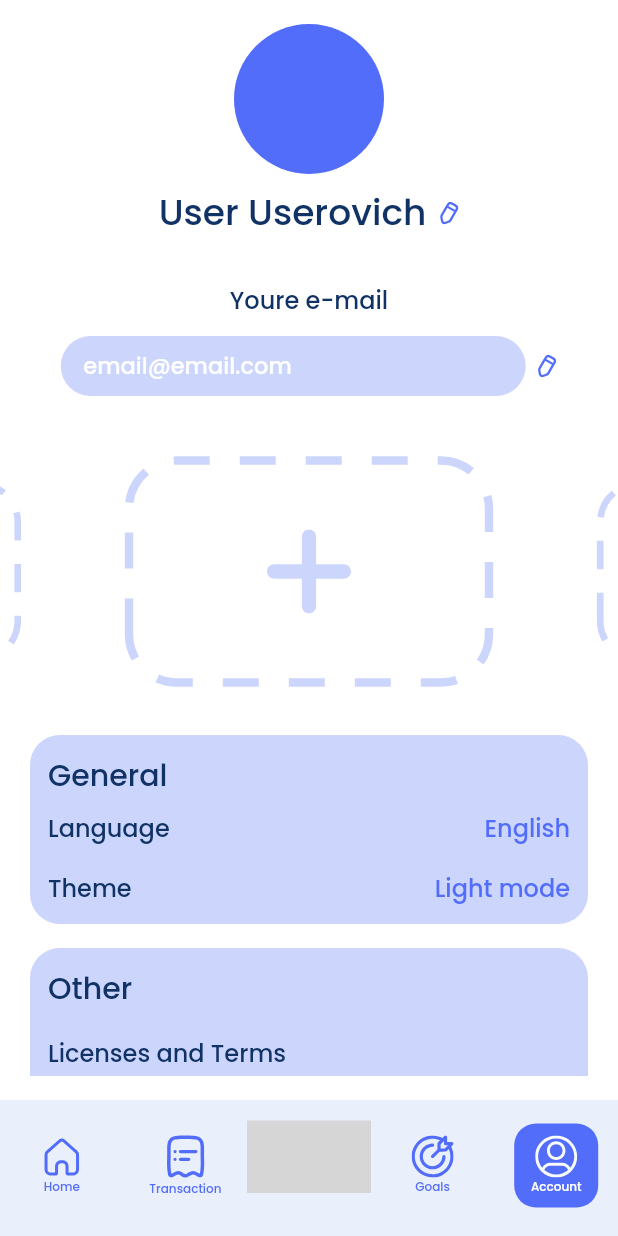
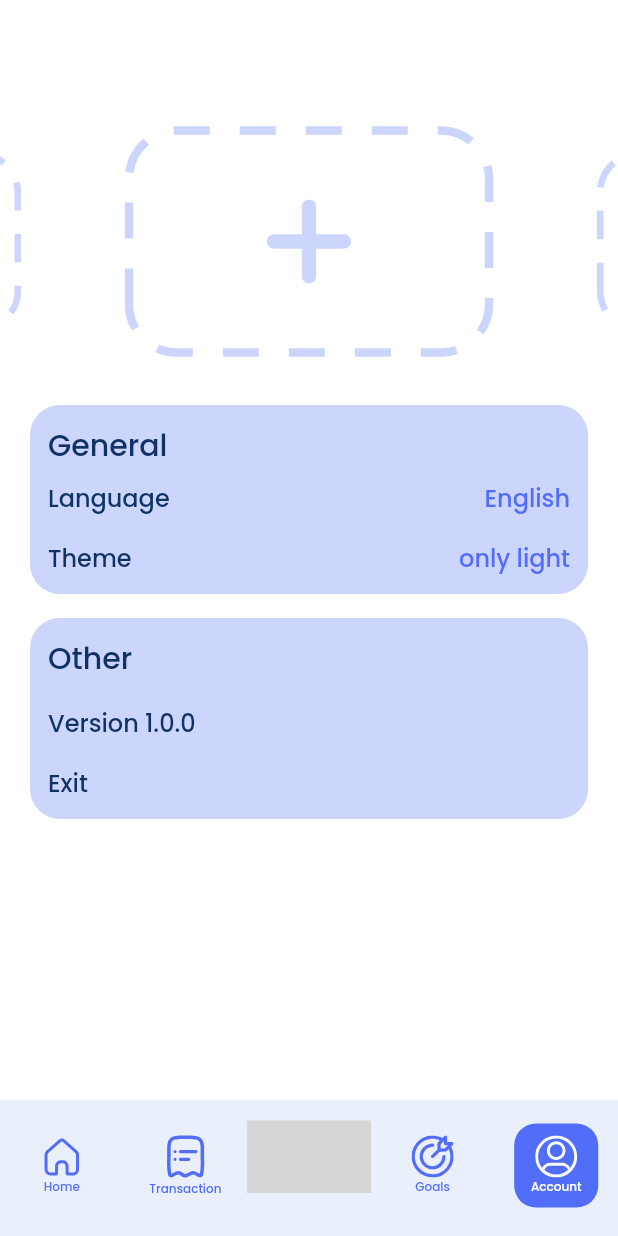
Before and after one commit to nvsces/finance-app, a Flutter app: the AccountPage screen opened by its route, on a phone screen of 412 x 824 dp. Run offline on Flutter 3.47's test engine with Material 2 defaults, Android fonts, the phone set to English and light mode, and no system bars; drawn by our look-alikes of carousel_slider, dotted_border; our stand-ins replace adaptive_theme, bloc, dio, file_picker, fl_chart, flutter_bloc and 6 more; missing offline and left inert: flutter_pretty_dio_logger; accounts and stored records are empty; generated files the repository leaves out were written again; network calls fail; statements that could not run were skipped; grey boxes are pictures that could not be loaded.

Commit message:
pre release version

```diff
--- a/lib/router/mobile_routes.dart
+++ b/lib/router/mobile_routes.dart
@@ -11,7 +11,8 @@ enum MobileRoutes {
   subscription,
   transaction,
   createWalet,
-  account,;
+  account,
+  goal,;
 
   static MobileRoutes? fromName(String? name) {
     return MobileRoutes.values.firstWhereOrNull(
--- a/lib/router/mobile_routes_info.dart
+++ b/lib/router/mobile_routes_info.dart
@@ -7,6 +7,7 @@ import 'package:finance_app/ui/mobile/pages/auth_page.dart';
 import 'package:finance_app/ui/mobile/pages/create_walet_page.dart';
 import 'package:finance_app/ui/mobile/pages/detail_category_page.dart';
 import 'package:finance_app/ui/mobile/pages/edit_sub_page.dart';
+import 'package:finance_app/ui/mobile/pages/goal_page.dart';
 import 'package:finance_app/ui/mobile/pages/home_page.dart';
 import 'package:finance_app/ui/mobile/pages/login_page.dart';
 import 'package:finance_app/ui/mobile/pages/subscriptions_page.dart';
@@ -35,6 +36,7 @@ class MobileRoutesInfo implements AbstractRoutesInfo {
           name: MobileRoutes.subscription.name,
           builder: (context, state) => const SubscriptionsPage(),
         ),
+
         GoRoute(
           parentNavigatorKey: AppRouter.rootNavigatorKey,
           path: MobileRoutes.editSub.path,
@@ -84,6 +86,7 @@ class MobileRoutesInfo implements AbstractRoutesInfo {
             _addTabRoute(MobileRoutes.account, const AccountPage()),
             _addTabRoute(MobileRoutes.home, const HomePage()),
             _addTabRoute(MobileRoutes.transaction, const TransactionPage()),
+            _addTabRoute(MobileRoutes.goal, const GoalPage()),
           ],
         ),
       ];
--- a/lib/ui/mobile/pages/account_page.dart
+++ b/lib/ui/mobile/pages/account_page.dart
@@ -13,9 +13,9 @@ import 'package:finance_app/ui/theme/app_text_theme.dart';
 import 'package:flutter/material.dart';
 import 'package:flutter/services.dart';
 import 'package:flutter_bloc/flutter_bloc.dart';
+import 'package:flutter_gen/gen_l10n/app_localizations.dart';
 import 'package:flutter_svg/flutter_svg.dart';
 import 'package:go_router/go_router.dart';
-import 'package:flutter_gen/gen_l10n/app_localizations.dart';
 
 class AccountPage extends StatelessWidget {
   const AccountPage({super.key});
@@ -27,83 +27,83 @@ class AccountPage extends StatelessWidget {
         padding: const EdgeInsets.symmetric(vertical: 16),
         child: ListView(
           children: [
-            const CircleAvatar(
-              radius: 50,
-              backgroundColor: AppColors.mainElement,
-            ),
-            const SizedBox(
-              height: 8,
-            ),
-            Row(
-              mainAxisAlignment: MainAxisAlignment.center,
-              children: [
-                Text(
-                  'User Userovich',
-                  style: AppTextStyle.mainNormalText.copyWith(fontSize: 24),
-                ),
-                const SizedBox(
-                  width: 9,
-                ),
-                SvgPicture.asset(Svgs.iconEdit),
-              ],
-            ),
+            // const CircleAvatar(
+            //   radius: 50,
+            //   backgroundColor: AppColors.mainElement,
+            // ),
+            // const SizedBox(
+            //   height: 8,
+            // ),
+            // Row(
+            //   mainAxisAlignment: MainAxisAlignment.center,
+            //   children: [
+            //     Text(
+            //       'User Userovich',
+            //       style: AppTextStyle.mainNormalText.copyWith(fontSize: 24),
+            //     ),
+            //     const SizedBox(
+            //       width: 9,
+            //     ),
+            //     SvgPicture.asset(Svgs.iconEdit),
+            //   ],
+            // ),
             const SizedBox(
               height: 28,
             ),
-            Column(
-              // crossAxisAlignment: CrossAxisAlignment.start,
+            // Column(
+            //   // crossAxisAlignment: CrossAxisAlignment.start,
 
-              children: [
-                Text(
-                  context.localization.accountTitle,
-                  style: AppTextStyle.mainNormalText.copyWith(fontSize: 16),
-                ),
-                const SizedBox(
-                  height: 12,
-                ),
-                Row(
-                  mainAxisAlignment: MainAxisAlignment.center,
-                  children: [
-                    SizedBox(
-                      height: 40,
-                      width: 310,
-                      child: TextFormField(
-                        style: AppTextStyle.appButton1.copyWith(
-                            color: context.colors.white, fontSize: 15),
-                        onChanged: (value) {},
-                        keyboardType: TextInputType.text,
-                        inputFormatters: [
-                          FilteringTextInputFormatter.singleLineFormatter
-                        ],
-                        decoration: InputDecoration(
-                          filled: true,
-                          fillColor: context.colors.secondaryElement,
-                          border: OutlineInputBorder(
-                            borderSide: BorderSide.none,
-                            borderRadius: BorderRadius.circular(20),
-                          ),
-                          contentPadding:
-                              const EdgeInsets.only(left: 15, right: 15),
-                          hintText: context.localization.accountField,
-                          hintStyle: AppTextStyle.appButton1.copyWith(
-                            color: context.colors.white,
-                            fontSize: 15,
-                          ),
-                          enabledBorder: const OutlineInputBorder(
-                            borderRadius: BorderRadius.all(Radius.circular(20)),
-                            borderSide: BorderSide.none,
-                          ),
-                        ),
-                      ),
-                    ),
-                    const SizedBox(
-                      width: 8,
-                    ),
-                    SvgPicture.asset(Svgs.iconEdit)
-                  ],
-                ),
-              ],
-            ),
+            //   children: [
+            //     Text(
+            //       context.localization.accountTitle,
+            //       style: AppTextStyle.mainNormalText.copyWith(fontSize: 16),
+            //     ),
+            //     const SizedBox(
+            //       height: 12,
+            //     ),
+            //     Row(
+            //       mainAxisAlignment: MainAxisAlignment.center,
+            //       children: [
+            //         SizedBox(
+            //           height: 40,
+            //           width: 310,
+            //           child: TextFormField(
+            //             style: AppTextStyle.appButton1.copyWith(
+            //                 color: context.colors.white, fontSize: 15),
+            //             onChanged: (value) {},
+            //             keyboardType: TextInputType.text,
+            //             inputFormatters: [
+            //               FilteringTextInputFormatter.singleLineFormatter
+            //             ],
+            //             decoration: InputDecoration(
+            //               filled: true,
+            //               fillColor: context.colors.secondaryElement,
+            //               border: OutlineInputBorder(
+            //                 borderSide: BorderSide.none,
+            //                 borderRadius: BorderRadius.circular(20),
+            //               ),
+            //               contentPadding:
+            //                   const EdgeInsets.only(left: 15, right: 15),
+            //               hintText: context.localization.accountField,
+            //               hintStyle: AppTextStyle.appButton1.copyWith(
+            //                 color: context.colors.white,
+            //                 fontSize: 15,
+            //               ),
+            //               enabledBorder: const OutlineInputBorder(
+            //                 borderRadius: BorderRadius.all(Radius.circular(20)),
+            //                 borderSide: BorderSide.none,
+            //               ),
+            //             ),
+            //           ),
+            //         ),
+            //         const SizedBox(
+            //           width: 8,
+            //         ),
+            //         SvgPicture.asset(Svgs.iconEdit)
+            //       ],
+            //     ),
+            //   ],
+            // ),
             const SizedBox(
               height: 28,
             ),
@@ -192,7 +192,7 @@ class AccountPage extends StatelessWidget {
                           InkWell(
                             onTap: () {},
                             child: Text(
-                              'Light mode',
+                              'only light',
                               style: AppTextStyle.mainNormalText.copyWith(
                                 color: AppColors.mainElement,
                                 fontSize: 16,
@@ -225,17 +225,17 @@ class AccountPage extends StatelessWidget {
                         style:
                             AppTextStyle.mainNormalText.copyWith(fontSize: 20),
                       ),
-                      const SizedBox(
-                        height: 16,
-                      ),
-                      InkWell(
-                        onTap: () {},
-                        child: Text(
-                          context.localization.accountLicenses,
-                          style: AppTextStyle.mainNormalText
-                              .copyWith(fontSize: 16),
-                        ),
-                      ),
+                      // const SizedBox(
+                      //   height: 16,
+                      // ),
+                      // InkWell(
+                      //   onTap: () {},
+                      //   child: Text(
+                      //     context.localization.accountLicenses,
+                      //     style: AppTextStyle.mainNormalText
+                      //         .copyWith(fontSize: 16),
+                      //   ),
+                      // ),
                       const SizedBox(
                         height: 16,
                       ),
--- a/lib/ui/mobile/pages/upload_file_page.dart
+++ b/lib/ui/mobile/pages/upload_file_page.dart
@@ -6,6 +6,7 @@ import 'package:finance_app/extensions/build_context_ext.dart';
 import 'package:finance_app/resources/jpgs.dart';
 import 'package:finance_app/resources/svgs.dart';
 import 'package:finance_app/router/mobile_routes.dart';
+import 'package:finance_app/ui/mobile/widgets/with_out_wallet_widget.dart';
 import 'package:finance_app/ui/theme/app_text_theme.dart';
 import 'package:finance_app/ui/theme/button/main_button.dart';
 import 'package:flutter/cupertino.dart';
@@ -13,9 +14,6 @@ import 'package:flutter/material.dart';
 import 'package:flutter_bloc/flutter_bloc.dart';
 import 'package:flutter_svg/svg.dart';
 import 'package:go_router/go_router.dart';
-
-import '../../../domain/state/expenses/expenses_bloc.dart';
-import '../widgets/with_out_wallet_widget.dart';
 
 class UploadFilePage extends StatelessWidget {
   const UploadFilePage({super.key});
--- a/lib/ui/mobile/widgets/bottom_nav_scaffold.dart
+++ b/lib/ui/mobile/widgets/bottom_nav_scaffold.dart
@@ -157,7 +157,7 @@ class BottomNavScaffold extends StatelessWidget {
           name: '',
         ),
         _BottomNavBarItem(
-          route: MobileRoutes.home,
+          route: MobileRoutes.goal,
           defaultIcon: Svgs.icMenuGoalsDefault,
           selectedIcon: Svgs.icMenuGoalsSolid,
           name: context.localization.menuGoals,
--- a/lib/ui/mobile/widgets/chart.dart
+++ b/lib/ui/mobile/widgets/chart.dart
@@ -1,7 +1,6 @@
 import 'dart:math';
 
 import 'package:finance_app/data/models/transaction.dart';
-import 'package:finance_app/domain/state/wallet/wallet_bloc.dart';
 import 'package:finance_app/extensions/build_context_ext.dart';
 import 'package:finance_app/router/mobile_routes.dart';
 import 'package:finance_app/ui/mobile/widgets/animation_chart.dart';
@@ -10,8 +9,6 @@ import 'package:finance_app/ui/theme/app_text_theme.dart';
 import 'package:fl_chart/fl_chart.dart';
 import 'package:flutter/foundation.dart';
 import 'package:flutter/material.dart';
-import 'package:flutter/rendering.dart';
-import 'package:flutter_bloc/flutter_bloc.dart';
 import 'package:go_router/go_router.dart';
 
 class ChartWidget extends StatefulWidget {
```
Also changed, not shown: lib/ui/mobile/pages/goal_page.dart (added, +48 -0 lines).
